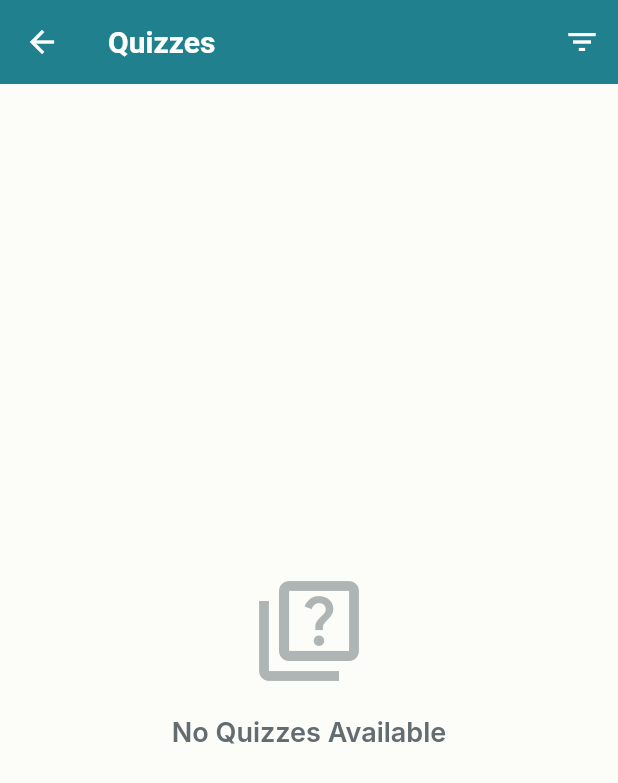
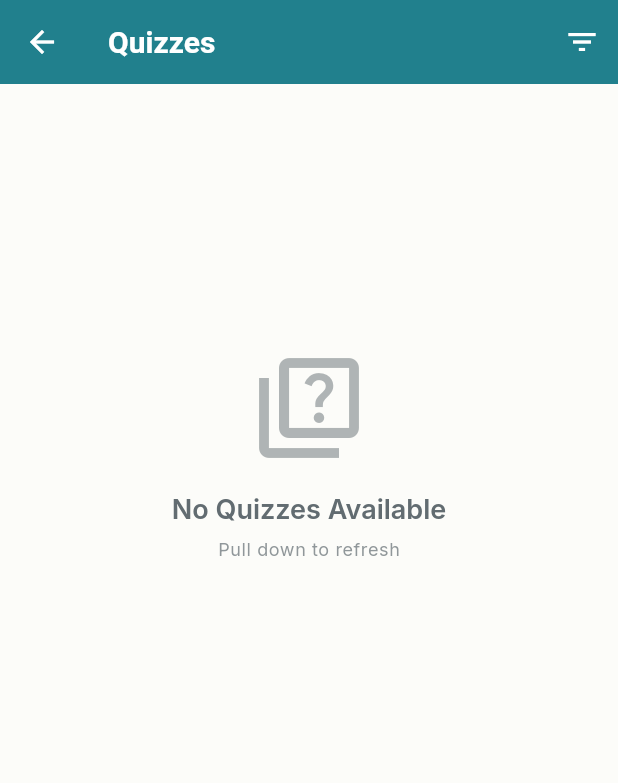
Before and after one commit to smone-jovan/learning_app, a Flutter app: the QuizListPage screen opened by its route, on a phone screen of 412 x 824 dp. Shown: the top 783 px of the screen. Run offline on Flutter 3.47's test engine with Material 3 defaults, Android fonts, the phone set to English and light mode, and no system bars; our stand-ins replace cloud_firestore, firebase_auth, firebase_core, firebase_storage, flutter_local_notifications, get and 4 more; accounts and stored records are empty.

Commit message:
Fix: Update pull-to-refresh di quiz page
- Ganti onRefresh ke refreshQuizzes (method baru)
- Tambah AlwaysScrollableScrollPhysics
- Fix loading state check untuk avoid double indicator
- Empty state jadi scrollable untuk pull-to-refresh

```diff
--- a/lib/presentation/pages/quiz/quiz_list_page.dart
+++ b/lib/presentation/pages/quiz/quiz_list_page.dart
@@ -26,14 +26,23 @@ class QuizListPage extends GetView<QuizController> {
         ],
       ),
       body: Obx(() {
-        if (controller.isLoading.value) {
+        // 🆕 FIX: Check loading state dengan condition untuk avoid double indicator
+        if (controller.isLoading.value && !controller.isRefreshing.value) {
           return const Center(
             child: CircularProgressIndicator(),
           );
         }
 
+        // 🆕 FIX: Empty state wrapped dengan RefreshIndicator agar bisa pull
         if (controller.quizzes.isEmpty) {
-          return Center(
+          return RefreshIndicator(
+            onRefresh: controller.refreshQuizzes, // 🆕 Method baru
+            child: ListView( // 🆕 WRAP dengan ListView untuk enable scroll
+              physics: const AlwaysScrollableScrollPhysics(), // 🆕 CRITICAL
+              children: [
+                SizedBox(
+                  height: MediaQuery.of(context).size.height * 0.6,
+                  child: Center(
                     child: Column(
                       mainAxisAlignment: MainAxisAlignment.center,
                       children: [
@@ -49,14 +58,27 @@ class QuizListPage extends GetView<QuizController> {
                             color: AppColors.textSecondary,
                           ),
                         ),
+                        const SizedBox(height: 8),
+                        Text(
+                          'Pull down to refresh',
+                          style: Get.textTheme.bodySmall?.copyWith(
+                            color: AppColors.textSecondary.withOpacity(0.7),
+                          ),
+                        ),
+                      ],
+                    ),
+                  ),
+                ),
               ],
             ),
           );
         }
 
+        // 🆕 FIX: Update onRefresh method
         return RefreshIndicator(
-          onRefresh: controller.loadQuizzes,
+          onRefresh: controller.refreshQuizzes, // 🆕 Ganti dari loadQuizzes ke refreshQuizzes
           child: ListView.builder(
+            physics: const AlwaysScrollableScrollPhysics(), // 🆕 TAMBAH ini
             padding: const EdgeInsets.all(16),
             itemCount: controller.quizzes.length,
             itemBuilder: (context, index) {
```
Lines whose indentation alone changed are shown as unchanged.
